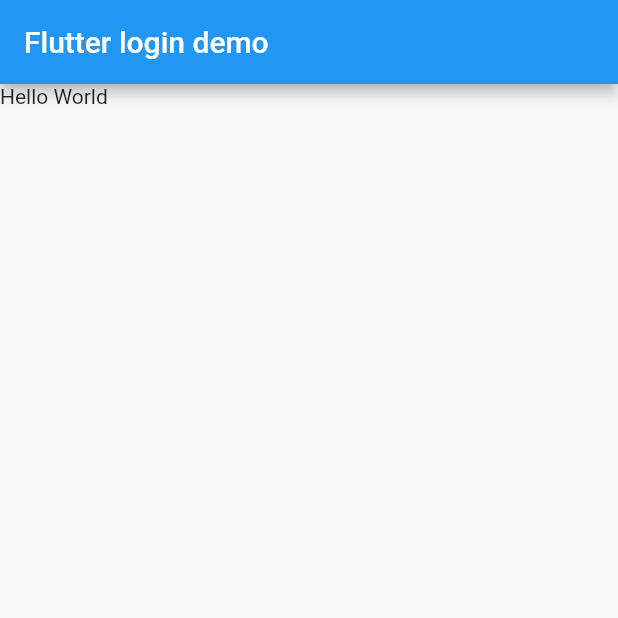
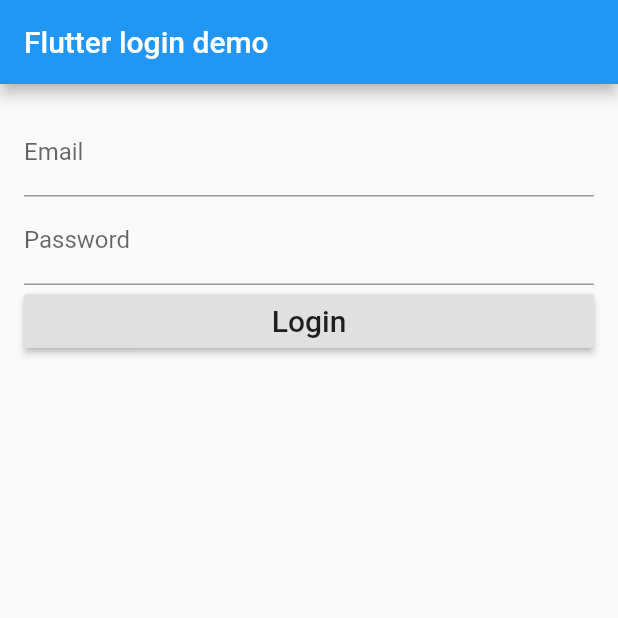
Before and after one commit to bizz84/coding-with-flutter-login-demo, a Flutter app: the screen it shows after launch, on a phone screen of 412 x 824 dp, the top half of it. Run offline on Flutter 3.47's test engine with Material 2 defaults, Android fonts, the phone set to English and light mode, and no system bars; our stand-ins replace firebase_auth; accounts and stored records are empty.

Commit message:
Add firebase to project
Login form with email/password

```diff
--- a/lib/login_page.dart
+++ b/lib/login_page.dart
@@ -1,4 +1,5 @@
 import 'package:flutter/material.dart';
+import 'package:firebase_auth/firebase_auth.dart';
 
 class LoginPage extends StatefulWidget {
 
@@ -8,8 +9,25 @@ class LoginPage extends StatefulWidget {
 
 class _LoginPageState extends State<LoginPage> {
 
+  final formKey = new GlobalKey<FormState>();
+
   String _email;
   String _password;
+
+  bool validateAndSave() {
+    final form = formKey.currentState;
+    if (form.validate()) {
+      form.save();
+      return true;
+    }
+    return false;
+  }
+
+  void validateAndSubmit() {
+    if (validateAndSave()) {
+      FirebaseAuth.instance.signInWithEmailAndPassword(email: _email, password: _password);
+    }
+  }
 
   @override
     Widget build(BuildContext context) {
@@ -18,7 +36,30 @@ class _LoginPageState extends State<LoginPage> {
           title: new Text('Flutter login demo'),
         ),
         body: new Container(
-          child: new Text('Hello World')
+          padding: EdgeInsets.all(16.0),
+          child: new Form(
+            key: formKey,
+            child: new Column(
+              crossAxisAlignment: CrossAxisAlignment.stretch,
+              children: <Widget>[
+                new TextFormField(
+                  decoration: new InputDecoration(labelText: 'Email'),
+                  validator: (value) => value.isEmpty ? 'Email can\'t be empty' : null,
+                  onSaved: (value) => _email = value,
+                ),
+                new TextFormField(
+                  decoration: new InputDecoration(labelText: 'Password'),
+                  obscureText: true,
+                  validator: (value) => value.isEmpty ? 'Password can\'t be empty' : null,
+                  onSaved: (value) => _password = value,
+                ),
+                new RaisedButton(
+                  child: new Text('Login', style: new TextStyle(fontSize: 20.0)),
+                  onPressed: validateAndSubmit,
+                )
+              ],
+            ),
+          )
         )
       );
     }
--- a/pubspec.yaml
+++ b/pubspec.yaml
@@ -4,6 +4,7 @@ description: A new Flutter project.
 dependencies:
   flutter:
     sdk: flutter
+  firebase_auth: 0.5.4
 
   # The following adds the Cupertino Icons font to your application.
   # Use with the CupertinoIcons class for iOS style icons.
```
Also changed, not shown: pubspec.lock, 8 other files.
